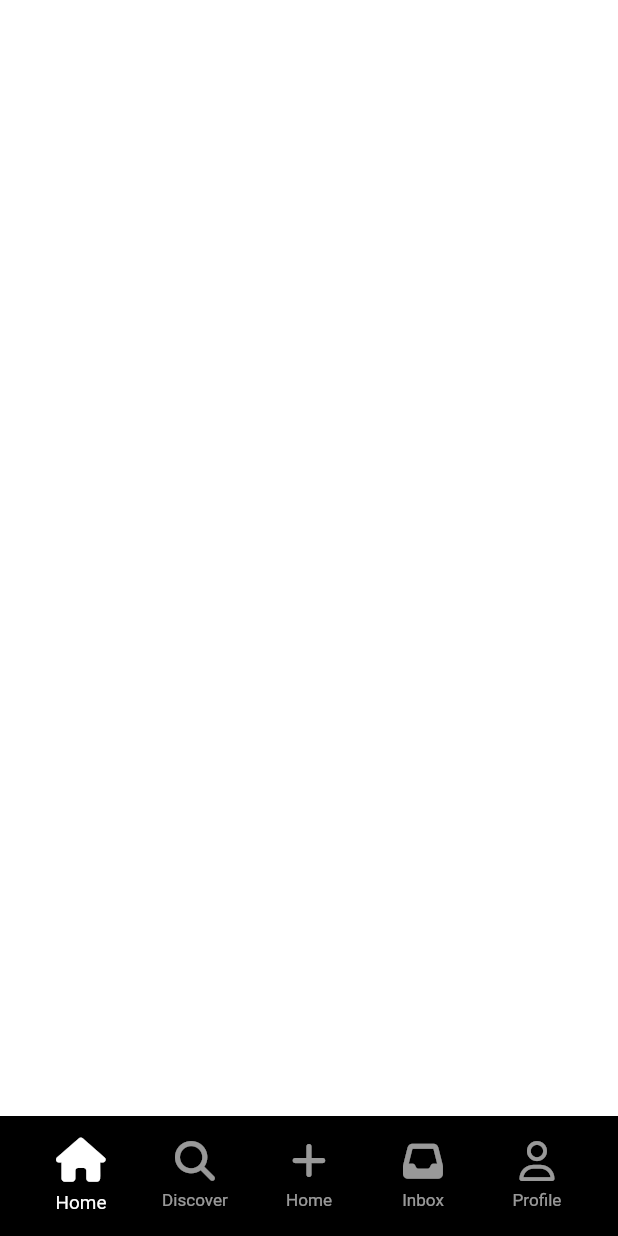
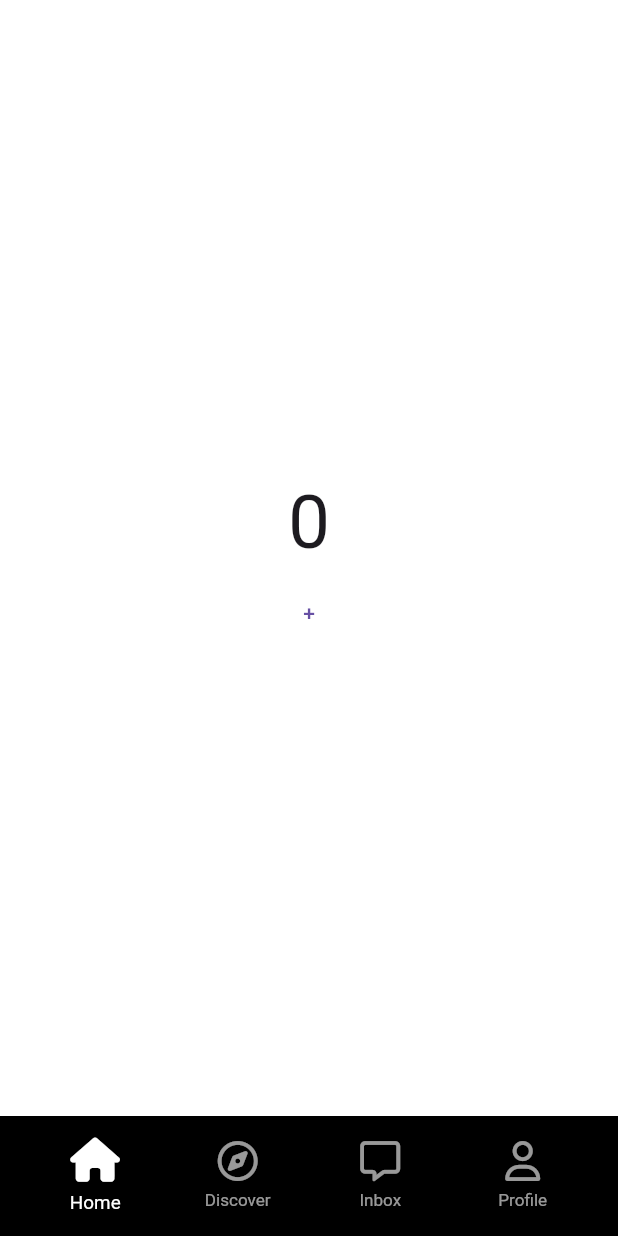
Before and after one commit to cattynip/pie, a Flutter app: the screen it shows after launch, on a phone screen of 412 x 824 dp. Run offline on Flutter 3.47's test engine with Material 2 defaults, Android fonts, the light colour scheme and no system bars; our stand-ins replace font_awesome_flutter.

Commit message:
#6.6 Stateful Navigation part One

```diff
--- a/lib/features/main_navigation/main_navigation_screen.dart
+++ b/lib/features/main_navigation/main_navigation_screen.dart
@@ -1,7 +1,6 @@
-import 'package:flutter/cupertino.dart';
 import 'package:flutter/material.dart';
 import 'package:font_awesome_flutter/font_awesome_flutter.dart';
-import 'package:ticktok/constants/gaps.dart';
+import 'package:ticktok/features/main_navigation/stf_screen.dart';
 import 'package:ticktok/features/main_navigation/widgets/nav_tab.dart';
 
 class MainNavigationScreen extends StatefulWidget {
@@ -14,15 +13,26 @@ class MainNavigationScreen extends StatefulWidget {
 class _MainNavigationScreenState extends State<MainNavigationScreen> {
   int _selectedIdx = 0;
 
+  // If the elements of this list were the same widgets,
+  // they would have shared the same variables, which means you have to add GlobalKey thing to identify what widget is what.
+  // However, if you add that property, they will be disposed and re-rendered every time the user moves between the pages.
+  // Which means they will no longer save the data when the user escapes from that page because that page will be disposed and the data in that page will also be disposed.:wq
+
   final List<Widget> screens = [
-    const Center(
-      child: Text("Home"),
+    StfScreen(
+      key: GlobalKey(),
     ),
-    const Center(
-      child: Text("Search"),
+    StfScreen(
+      key: GlobalKey(),
     ),
-    const Center(
-      child: Text("Settings"),
+    StfScreen(
+      key: GlobalKey(),
+    ),
+    StfScreen(
+      key: GlobalKey(),
+    ),
+    StfScreen(
+      key: GlobalKey(),
     ),
   ];
 
@@ -34,9 +44,8 @@ class _MainNavigationScreenState extends State<MainNavigationScreen> {
 
   @override
   Widget build(BuildContext context) {
-    // Cupertino? Terrible.
-    // To be honest, I planned to use Cupertino for the next project because I love the unique styling and designs of Apple, but I just realized that Flutter was built by Google.
     return Scaffold(
+      body: screens.elementAt(_selectedIdx),
       bottomNavigationBar: BottomAppBar(
         color: Colors.black,
         child: Row(
@@ -44,30 +53,28 @@ class _MainNavigationScreenState extends State<MainNavigationScreen> {
           children: [
             NavTab(
               tabIcon: FontAwesomeIcons.house,
+              selectedTabIcon: FontAwesomeIcons.house,
               tabContent: "Home",
               isSelected: _selectedIdx == 0,
               onNavTabTapped: () => _onBottomNavBarItemTapped(0),
             ),
             NavTab(
-              tabIcon: FontAwesomeIcons.magnifyingGlass,
+              tabIcon: FontAwesomeIcons.compass,
+              selectedTabIcon: FontAwesomeIcons.solidCompass,
               tabContent: "Discover",
               isSelected: _selectedIdx == 1,
               onNavTabTapped: () => _onBottomNavBarItemTapped(1),
             ),
             NavTab(
-              tabIcon: FontAwesomeIcons.plus,
-              tabContent: "Home",
-              isSelected: false,
-              onNavTabTapped: () => {},
-            ),
-            NavTab(
-              tabIcon: FontAwesomeIcons.inbox,
+              tabIcon: FontAwesomeIcons.message,
+              selectedTabIcon: FontAwesomeIcons.solidMessage,
               tabContent: "Inbox",
               isSelected: _selectedIdx == 3,
               onNavTabTapped: () => _onBottomNavBarItemTapped(3),
             ),
             NavTab(
               tabIcon: FontAwesomeIcons.user,
+              selectedTabIcon: FontAwesomeIcons.solidUser,
               tabContent: "Profile",
               isSelected: _selectedIdx == 4,
               onNavTabTapped: () => _onBottomNavBarItemTapped(4),
--- /dev/null
+++ b/lib/features/main_navigation/stf_screen.dart
@@ -0,0 +1,38 @@
+import 'package:flutter/cupertino.dart';
+import 'package:flutter/material.dart';
+
+class StfScreen extends StatefulWidget {
+  const StfScreen({super.key});
+
+  @override
+  State<StfScreen> createState() => _StfScreenState();
+}
+
+class _StfScreenState extends State<StfScreen> {
+  int _clicks = 0;
+
+  void _increaseClicks() {
+    setState(() {
+      _clicks += 1;
+    });
+  }
+
+  @override
+  Widget build(BuildContext context) {
+    return Center(
+      child: Column(
+        mainAxisAlignment: MainAxisAlignment.center,
+        children: [
+          Text(
+            "$_clicks",
+            style: const TextStyle(fontSize: 50),
+          ),
+          TextButton(
+            onPressed: _increaseClicks,
+            child: const Text("+"),
+          ),
+        ],
+      ),
+    );
+  }
+}
--- a/lib/features/main_navigation/widgets/nav_tab.dart
+++ b/lib/features/main_navigation/widgets/nav_tab.dart
@@ -3,13 +3,14 @@ import 'package:font_awesome_flutter/font_awesome_flutter.dart';
 import 'package:ticktok/constants/gaps.dart';
 
 class NavTab extends StatelessWidget {
-  final IconData tabIcon;
+  final IconData tabIcon, selectedTabIcon;
   final String tabContent;
   final bool isSelected;
   final void Function() onNavTabTapped;
 
   const NavTab({
     required this.tabIcon,
+    required this.selectedTabIcon,
     required this.tabContent,
     required this.onNavTabTapped,
     required this.isSelected,
@@ -32,7 +33,7 @@ class NavTab extends StatelessWidget {
               mainAxisAlignment: MainAxisAlignment.center,
               children: [
                 FaIcon(
-                  tabIcon,
+                  isSelected ? selectedTabIcon : tabIcon,
                   color: Colors.white,
                   size: 28,
                 ),
```
